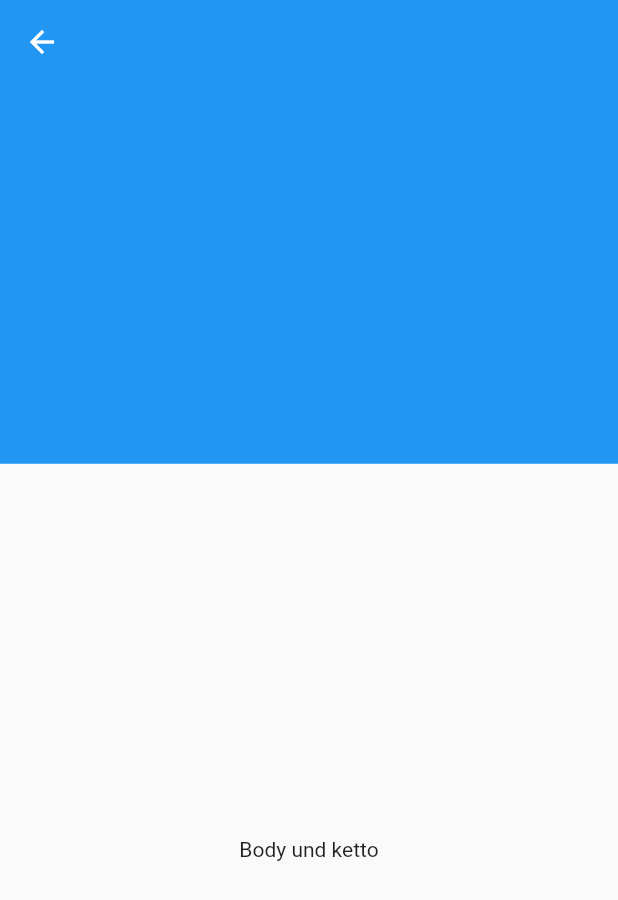
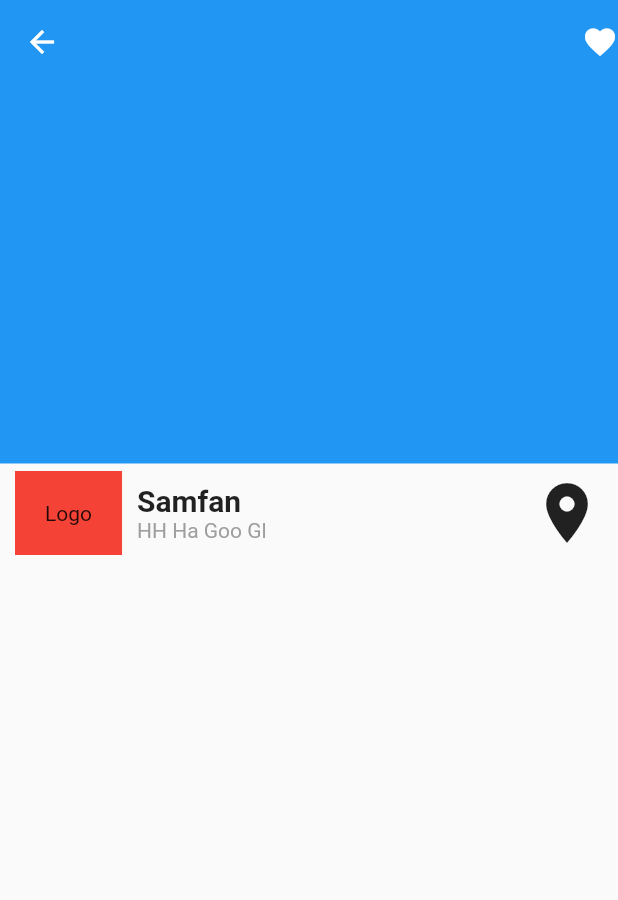
Before and after one commit to plokmij/ui-item-detail-page, a Flutter app: the screen it shows after launch, on a phone screen of 412 x 824 dp. Shown: the top 900 px of the screen. Run offline on Flutter 3.47's test engine with Material 2 defaults, Android fonts, the phone set to English and light mode, and no system bars.

Commit message:
add name and details

```diff
--- a/lib/src/screens/detail_page.dart
+++ b/lib/src/screens/detail_page.dart
@@ -1,17 +1,24 @@
 import 'package:flutter/material.dart';
 import 'package:flutter/cupertino.dart';
+import '../widgets/titlecard.dart';
 
 class ItemDetail extends StatelessWidget {
   Widget build(BuildContext context) {
     return Scaffold(
       body: NestedScrollView(
         headerSliverBuilder: (BuildContext context, bool innerBoxIsScrolled) {
+          print(innerBoxIsScrolled);
           return <Widget>[
             SliverAppBar(
+              backgroundColor: Colors.transparent,
               leading: Icon(Icons.arrow_back),
+              actions: <Widget>[
+                Icon(Icons.favorite)
+              ],
               expandedHeight:
                   (MediaQuery.of(context).size.height / 2) * (3 / 4),
               pinned: true,
+              floating: true,
               flexibleSpace: FlexibleSpaceBar(
                 centerTitle: true,
                 background: imageContainer(),
@@ -19,8 +26,13 @@ class ItemDetail extends StatelessWidget {
             ),
           ];
         },
-        body: Center(
-          child: Text("Body und ketto"),
+        body: Column(
+          children: <Widget>[
+            TitleCard(
+              name: "Samfan",
+              address: "HH Ha Goo Gl",
+            )
+          ],
         ),
       ),
     );
--- /dev/null
+++ b/lib/src/widgets/titlecard.dart
@@ -0,0 +1,56 @@
+import 'package:flutter/material.dart';
+
+class TitleCard extends StatelessWidget {
+  final String name;
+  final String address;
+
+  TitleCard({this.name, this.address});
+
+  TextStyle header = TextStyle(
+    fontWeight: FontWeight.bold,
+    fontSize: 20.0,
+  );
+
+  TextStyle subtitle = TextStyle(
+    color: Colors.grey,
+    fontSize: 14.0,
+  );
+
+  Widget build(BuildContext) {
+    return Container(
+      padding: EdgeInsets.symmetric(horizontal: 10.0,vertical: 5.0),
+      child: Row(
+        children: <Widget>[
+          Container(
+            padding: EdgeInsets.all(20.0),
+            child: Center(child: Text("Logo")),
+            margin: EdgeInsets.only(right: 10.0),
+            decoration: BoxDecoration(
+              color: Colors.red,
+            ),
+          ),
+          Column(
+            crossAxisAlignment: CrossAxisAlignment.start,
+            children: <Widget>[
+              Text(
+                name,
+                textAlign: TextAlign.left,
+                style: header,
+              ),
+              Text(
+                address,
+                textAlign: TextAlign.left,
+                style: subtitle,
+              ),
+            ],
+          ),
+          Spacer(),
+          Icon(
+            Icons.location_on,
+            size: 48.0,
+          ),
+        ],
+      ),
+    );
+  }
+}
```
